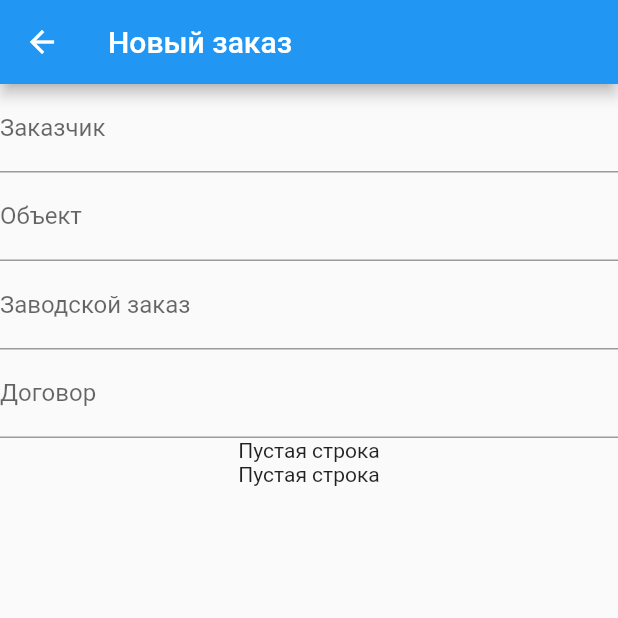
After one commit to TimurKarev/four_one, a Flutter app: the EditOrderScreen screen opened by its route, on a phone screen of 412 x 824 dp, the top half of it. The commit adds this screen. Run offline on Flutter 3.47's test engine with Material 2 defaults, Android fonts, the phone set to English and light mode, and no system bars; our stand-ins replace cloud_firestore, firebase_auth, firebase_core, flutter_riverpod, flutter_typeahead, freezed_annotation and 3 more; missing offline and left inert: file_saver, pattern_formatter, syncfusion_flutter_xlsio; accounts and stored records are empty.

Commit message:
initial commit

```diff
--- /dev/null
+++ b/lib/four_one/edit_order/domain/controllers/edit_model_controller.dart
@@ -0,0 +1,24 @@
+import 'package:flutter_riverpod/flutter_riverpod.dart';
+import 'package:state_notifier/state_notifier.dart';
+
+final providerEditModelController =
+    StateNotifierProvider<EditModelController, String>((ref) {
+  print("providerEditModelController");
+  return EditModelController(ref.read);
+});
+
+class EditModelController extends StateNotifier<String> {
+  Reader reader;
+
+  EditModelController(this.reader) : super('Пустая строка');
+
+  void clientFieldReady(String clientName) {
+    if (clientName == '') {
+      state = 'Пустая Строка';
+    } else if (clientName == 'ЭСИ' || clientName == "ЛЭСР") {
+      state = "Спец Форма";
+    } else {
+      state = "Стандартная строка";
+    }
+  }
+}
--- /dev/null
+++ b/lib/four_one/edit_order/ui/views/common_order_widget.dart
@@ -0,0 +1,41 @@
+import 'package:flutter/material.dart';
+import 'package:flutter_riverpod/flutter_riverpod.dart';
+import 'package:four_one/four_one/edit_order/ui/ctrls/common_order_controller.dart';
+import 'package:four_one/four_one/edit_order/ui/views/payment_chooser_widget.dart';
+import 'package:four_one/four_one/ui/client_input_widget.dart';
+
+class CommonOrderWidget extends ConsumerWidget {
+  const CommonOrderWidget({Key? key}) : super(key: key);
+
+  @override
+  Widget build(BuildContext context, ScopedReader watch) {
+    final ctrl = watch(providerCommonOrderProvider);
+    print('BUILD CommonOrderWidget');
+    return Container(
+      child: Column(
+        children: [
+          ClientInputWidget(),
+          TextFormField(
+            controller: ctrl.objectTextCtrl,
+            decoration: InputDecoration(
+              labelText: 'Объект',
+            ),
+          ),
+          TextFormField(
+            controller: ctrl.orderNumTextCtrl,
+            decoration: InputDecoration(
+              labelText: 'Заводской заказ',
+            ),
+          ),
+          TextFormField(
+            controller: ctrl.contractTextCtrl,
+            decoration: InputDecoration(
+              labelText: 'Договор',
+            ),
+          ),
+          PaymentChooserWidget(),
+        ],
+      ),
+    );
+  }
+}
--- /dev/null
+++ b/lib/four_one/edit_order/ui/views/edit_order_screen.dart
@@ -0,0 +1,20 @@
+import 'package:flutter/material.dart';
+import 'package:flutter_riverpod/flutter_riverpod.dart';
+
+import 'common_order_widget.dart';
+
+class EditOrderScreen extends ConsumerWidget {
+  const EditOrderScreen({Key? key}) : super(key: key);
+
+  static final path = '/4_1/edit-order';
+
+  @override
+  Widget build(BuildContext context, ScopedReader watch) {
+    return Scaffold(
+      appBar: AppBar(
+        title: Text('Новый заказ'),
+      ),
+      body: CommonOrderWidget(),
+    );
+  }
+}
--- /dev/null
+++ b/lib/four_one/edit_order/ui/views/payment_chooser_widget.dart
@@ -0,0 +1,23 @@
+import 'package:flutter/material.dart';
+import 'package:flutter_riverpod/flutter_riverpod.dart';
+import 'package:four_one/four_one/edit_order/domain/controllers/edit_model_controller.dart';
+
+class PaymentChooserWidget extends ConsumerWidget {
+  PaymentChooserWidget({Key? key}) : super(key: key);
+
+  final provider =
+      Provider<String>((ref) => ref.watch(providerEditModelController));
+
+  @override
+  Widget build(BuildContext context, ScopedReader watch) {
+    final string = watch(provider);
+    return Container(
+      child: Column(
+        children: [
+          Text(string),
+          Text(string),
+        ],
+      ),
+    );
+  }
+}
--- a/lib/four_one/routers/four_one_routers.dart
+++ b/lib/four_one/routers/four_one_routers.dart
@@ -1,11 +1,15 @@
 import 'package:flutter/material.dart';
 import 'package:four_one/authication/ui/landing_page.dart';
+import 'package:four_one/four_one/edit_order/ui/views/edit_order_screen.dart';
 import 'package:four_one/four_one/ui/create_entry_widget.dart';
 import 'package:four_one/four_one/ui/table_screen_big.dart';
 
 class FourOneRouters {
   static final routers = {
-    '/' : (uri, params) => MaterialPage(child: LandingPage()),
-    CreateEntryWidget.path : (uri, params) => MaterialPage(child: CreateEntryWidget()),
+    '/': (uri, params) => MaterialPage(child: LandingPage()),
+    CreateEntryWidget.path: (uri, params) =>
+        MaterialPage(child: CreateEntryWidget()),
+    EditOrderScreen.path: (uri, params) =>
+        MaterialPage(child: EditOrderScreen()),
   };
 }
--- a/lib/four_one/ui/client_input_widget.dart
+++ b/lib/four_one/ui/client_input_widget.dart
@@ -1,6 +1,7 @@
 import 'package:flutter/material.dart';
 import 'package:flutter_typeahead/flutter_typeahead.dart';
 import 'package:flutter_riverpod/flutter_riverpod.dart';
+import 'package:four_one/four_one/edit_order/ui/ctrls/common_order_controller.dart';
 import 'package:four_one/four_one/providers/providers.dart';
 import 'package:four_one/four_one/viewmodels/entry/create_entry_viewmodel.dart';
 
@@ -26,11 +27,17 @@ class ClientInputWidget extends ConsumerWidget {
     final v = watch(clientListProvider);
     final Set<String> clientList = v as Set<String>;
     return Container(
+      child: Focus(
+        onFocusChange: (bool focus) {
+          if (!focus) {
+            context.read(providerCommonOrderProvider).clientTextFieldLooseFocus();
+          }
+        },
         child: TypeAheadFormField<String?>(
           onSuggestionSelected: (String? suggestion) {
             context
-              .read(createEntryProvider.notifier)
-              .clientController
+                .read(providerCommonOrderProvider)
+                .clientTextCtrl
                 .text = suggestion!;
           },
           itemBuilder: (context, String? suggestion) {
@@ -52,10 +59,14 @@ class ClientInputWidget extends ConsumerWidget {
           ),
           textFieldConfiguration: TextFieldConfiguration(
             controller: context
-              .read(createEntryProvider.notifier)
-              .clientController,
+                .read(providerCommonOrderProvider)
+                .clientTextCtrl,
             decoration: InputDecoration(
               labelText: 'Заказчик',
+            ),
+            onEditingComplete: () => context
+                .read(providerCommonOrderProvider).clientTextEditComplete(),
+
           ),
         ),
       ),
--- a/lib/four_one/ui/table_screen_big.dart
+++ b/lib/four_one/ui/table_screen_big.dart
@@ -1,5 +1,6 @@
 import 'package:flutter/material.dart';
 import 'package:flutter_riverpod/flutter_riverpod.dart';
+import 'package:four_one/four_one/edit_order/ui/views/edit_order_screen.dart';
 import 'package:four_one/four_one/security/security_view_model.dart';
 import 'package:four_one/four_one/security/security_widget.dart';
 import 'package:four_one/four_one/ui/create_entry_widget.dart';
@@ -27,7 +28,7 @@ class TableScreenBig extends StatelessWidget {
         backgroundColor: canCreateOrder ? Colors.blue : Colors.grey,
         onPressed: canCreateOrder
             ? () {
-                context.vxNav.push(Uri(path: CreateEntryWidget.path));
+                context.vxNav.push(Uri(path: EditOrderScreen.path));
               }
             : null,
         child: Icon(Icons.add),
--- a/pubspec.yaml
+++ b/pubspec.yaml
@@ -24,7 +24,6 @@ dependencies:
   flutter:
     sdk: flutter
   velocity_x: ^3.0.0
-  flutter_riverpod: ^0.14.0+3
   state_notifier: ^0.7.0
   firebase_core: ^1.3.0
   cloud_firestore: ^2.2.0
@@ -34,6 +33,10 @@ dependencies:
   flutter_typeahead: ^3.2.0
   syncfusion_flutter_xlsio: ^19.2.48-beta
   file_saver: ^0.0.9
+  build_runner: ^2.0.6
+  freezed: ^0.14.2
+  freezed_annotation: ^0.14.2
+  flutter_riverpod: ^0.14.0+3
 
 
   # The following adds the Cupertino Icons font to your application.
```
Also changed, not shown: lib/four_one/edit_order/domain/interacors/com_ord_mod_iter.dart (added, +20 -0 lines), lib/four_one/edit_order/domain/models/common_order_model.dart (added, +12 -0 lines), lib/four_one/edit_order/domain/models/default_payment_model.dart (added, +13 -0 lines), lib/four_one/edit_order/domain/models/default_schedule_model.dart (added, +11 -0 lines), lib/four_one/edit_order/ui/ctrls/common_order_controller.dart (added, +34 -0 lines), lib/four_one/edit_order/ui/views/payment_edit_widget.dart (added, +11 -0 lines), lib/four_one/edit_order/domain/models/common_order_model.freezed.dart (added), lib/four_one/edit_order/domain/models/default_payment_model.freezed.dart (added), lib/four_one/edit_order/domain/models/default_schedule_model.freezed.dart (added), pubspec.lock. Lines whose indentation alone changed are shown as unchanged.
